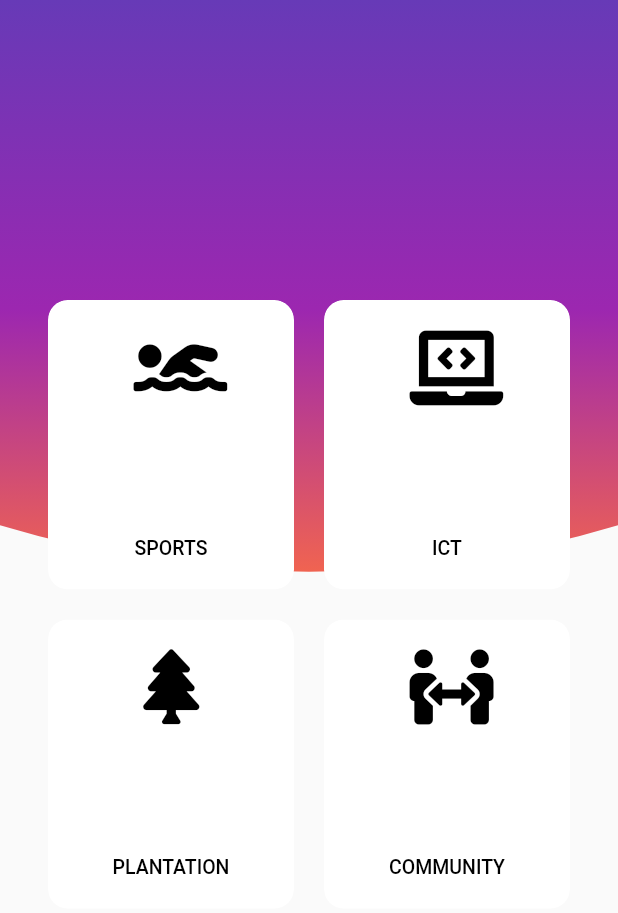
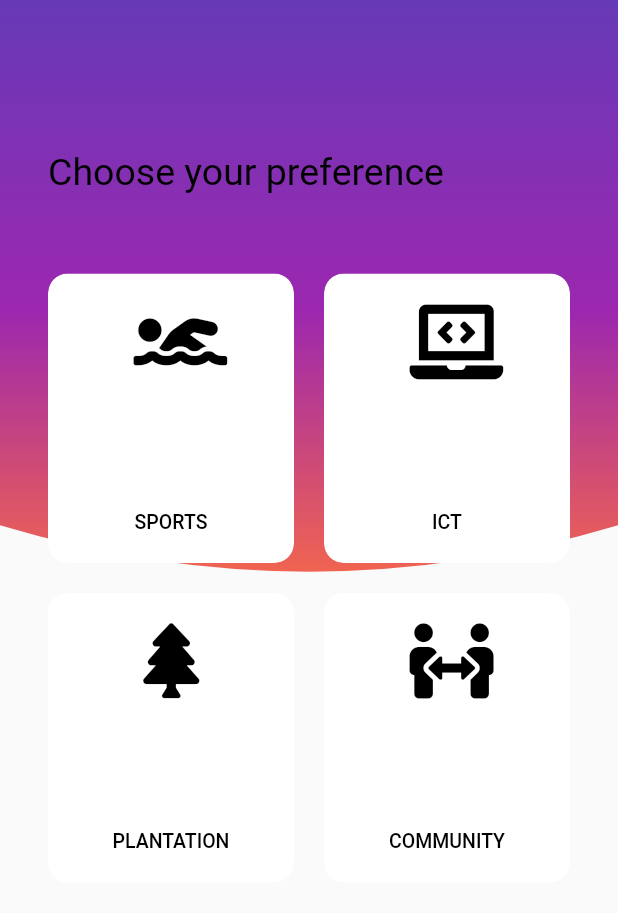
Before and after one commit to Azwann97/ENMA, a Flutter app: the userPreference screen opened directly, on a phone screen of 412 x 824 dp. Shown: the top 913 px of the screen. Run offline on Flutter 3.47's test engine with Material 2 defaults, Android fonts, the phone set to English and light mode, and no system bars; our stand-ins replace cloud_firestore, firebase_auth, firebase_storage, flutter_spinkit, font_awesome_flutter, geolocator and 3 more; missing offline and left inert: geoflutterfire; accounts and stored records are empty; project files that could hold a hidden picture were left out.

Commit message:
Add files via upload

```diff
--- a/lib/advance/userPreference.dart
+++ b/lib/advance/userPreference.dart
@@ -35,13 +35,18 @@ class _userPreferenceState extends State<userPreference>{
           HomeBg(screenHeight: MediaQuery.of(context).size.height),
           SafeArea(
                 child: Padding(
-                  padding: const EdgeInsets.only(top: 200.0),
+                  padding: const EdgeInsets.only(top: 100.0),
                   child: Container(
                     height: SizeConfig.screenHeight*1.0,
                     width: SizeConfig.screenWidth*1.0,
                     child: Column(
                       crossAxisAlignment: CrossAxisAlignment.start,
                       children: <Widget>[
+                        Container(
+                            padding: const EdgeInsets.symmetric(horizontal: 32.0),
+                            height: SizeConfig.screenHeight*0.1,
+                            child: Text("Choose your preference", style: new TextStyle(color: Colors.black, fontSize: 25))
+                        ),
                         Container(
                           padding: const EdgeInsets.symmetric(horizontal: 32.0),
                           height: SizeConfig.screenHeight*0.6,
```
Also changed, not shown: lib/pages/Admin/Branch.dart (+14 -1 lines), lib/pages/Admin/Building.dart (+15 -1 lines).
